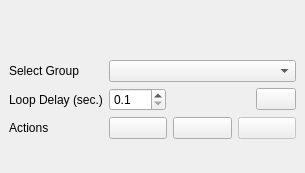
Qt form ui_loopvisiblelayersdock.ui (etiennesky/loopvisiblelayers) before a commit.
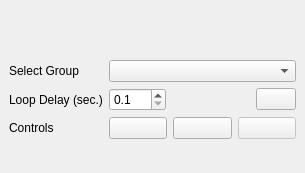
The same form after that commit. Icons and pictures are not drawn.

What changed in the file:
```diff
--- a/ui_loopvisiblelayersdock.ui
+++ b/ui_loopvisiblelayersdock.ui
@@ -35,7 +35,7 @@
     <item row="5" column="0">
      <widget class="QLabel" name="label_3">
       <property name="text">
-       <string>Actions</string>
+       <string>Controls</string>
       </property>
      </widget>
     </item>
```
